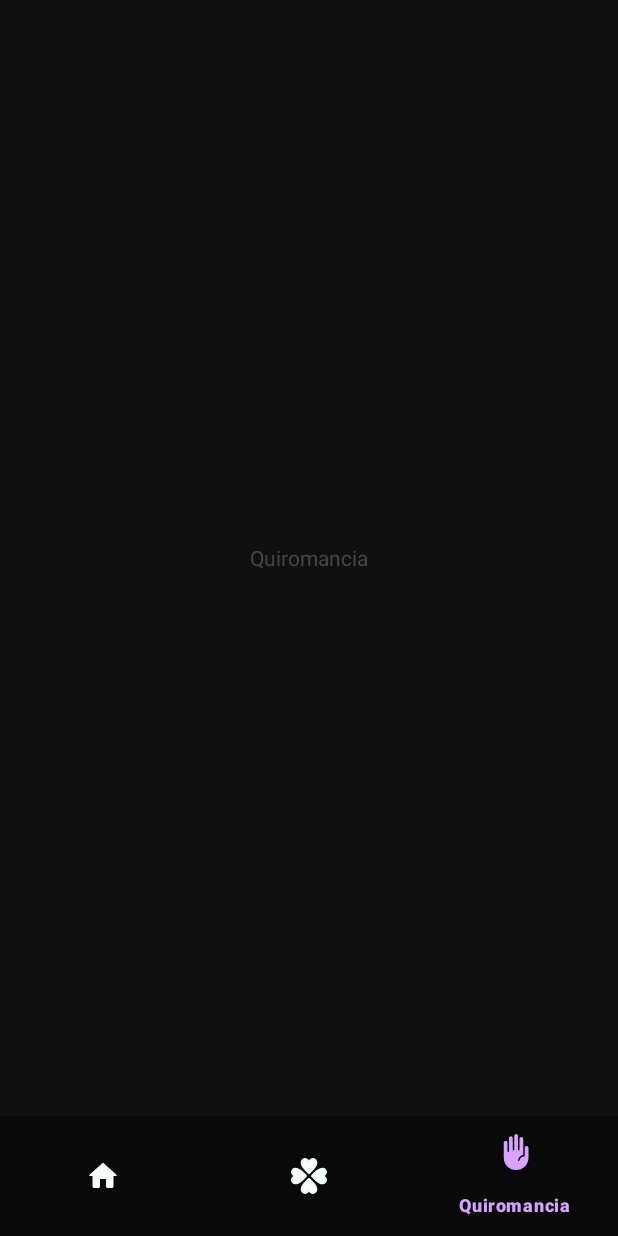
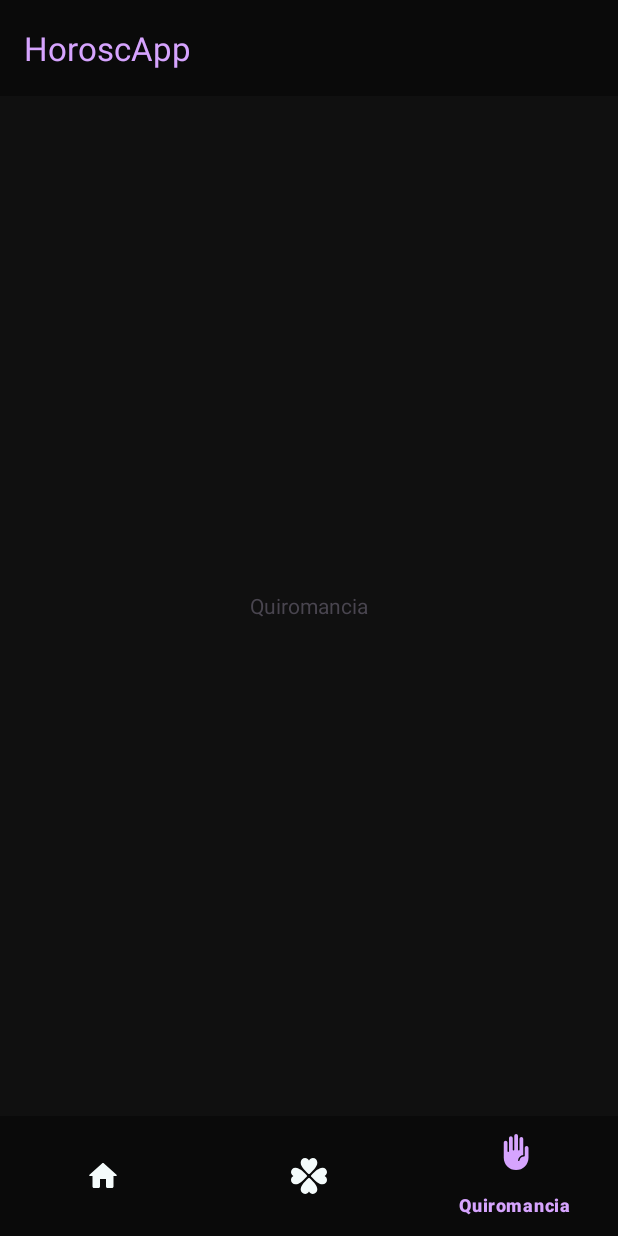
Before and after one commit to RufenDev/HoroscApp, an Android app: the screen it shows after launch (MainActivity), item 3 of the bottom bar chosen, on a phone screen of 412 x 824 dp. Run offline under Robolectric (Android 15) with nearby library versions, the phone set to English and light mode, and no system bars; our stand-ins replace navigation-ui.

Commit message:
commit v1.0.1

```diff
--- a/app/src/main/res/layout/activity_main.xml
+++ b/app/src/main/res/layout/activity_main.xml
@@ -7,6 +7,16 @@
     android:background="@color/primary"
     tools:context=".ui.home.MainActivity">
 
+    <androidx.appcompat.widget.Toolbar
+        android:id="@+id/toolbar"
+        android:layout_width="0dp"
+        android:layout_height="?attr/actionBarSize"
+        android:background="@color/primaryDark"
+        app:layout_constraintEnd_toEndOf="parent"
+        app:layout_constraintStart_toStartOf="parent"
+        app:layout_constraintTop_toTopOf="parent"
+        app:title="@string/app_name"
+        app:titleTextColor="@color/accent" />
 
     <androidx.fragment.app.FragmentContainerView
         android:id="@+id/fragmentContainerView"
@@ -17,7 +27,7 @@
         app:layout_constraintBottom_toTopOf="@id/bnvMain"
         app:layout_constraintEnd_toEndOf="parent"
         app:layout_constraintStart_toStartOf="parent"
-        app:layout_constraintTop_toTopOf="parent"
+        app:layout_constraintTop_toBottomOf="@id/toolbar"
         app:navGraph="@navigation/main_nav" />
 
     <com.google.android.material.bottomnavigation.BottomNavigationView
@@ -25,10 +35,10 @@
         android:layout_width="0dp"
         android:layout_height="wrap_content"
         android:background="@color/primaryDark"
+        app:itemActiveIndicatorStyle="@null"
         app:itemIconTint="@color/bottom_menu_state"
         app:itemTextColor="@color/bottom_menu_state"
         app:labelVisibilityMode="selected"
-        app:itemActiveIndicatorStyle="@null"
         app:layout_constraintBottom_toBottomOf="parent"
         app:layout_constraintEnd_toEndOf="parent"
         app:layout_constraintStart_toStartOf="parent"
--- a/app/src/main/res/values-night/themes.xml
+++ b/app/src/main/res/values-night/themes.xml
@@ -2,7 +2,7 @@
     <!-- Base application theme. -->
     <style name="Base.Theme.HoroscApp" parent="Theme.Material3.DayNight.NoActionBar">
         <!-- Customize your dark theme here. -->
-        <item name="android:statusBarColor">@color/primary</item>
+        <item name="android:statusBarColor">@color/primaryDark</item>
         <item name="android:windowLightStatusBar">false</item>
 
         <item name="android:navigationBarColor">@color/primaryDark</item>
--- a/app/src/main/res/values/themes.xml
+++ b/app/src/main/res/values/themes.xml
@@ -1,7 +1,8 @@
 <resources xmlns:tools="http://schemas.android.com/tools">
     <!-- Base application theme. -->
     <style name="Base.Theme.HoroscApp" parent="Theme.Material3.DayNight.NoActionBar">
-        <item name="android:statusBarColor">@color/primary</item>
+        <!-- Customize your dark theme here. -->
+        <item name="android:statusBarColor">@color/primaryDark</item>
         <item name="android:windowLightStatusBar">false</item>
 
         <item name="android:navigationBarColor">@color/primaryDark</item>
```
